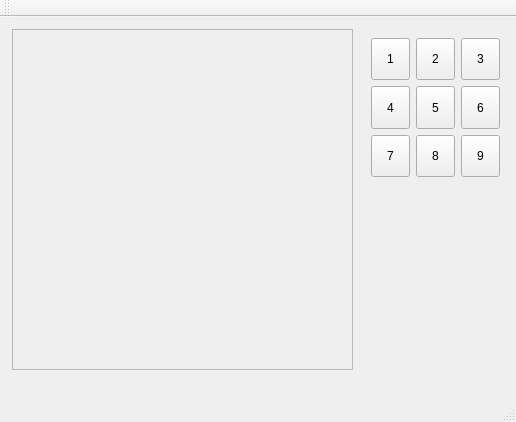
Old version of the form mainwindow.ui in the repository hsweif/SudukoGame.
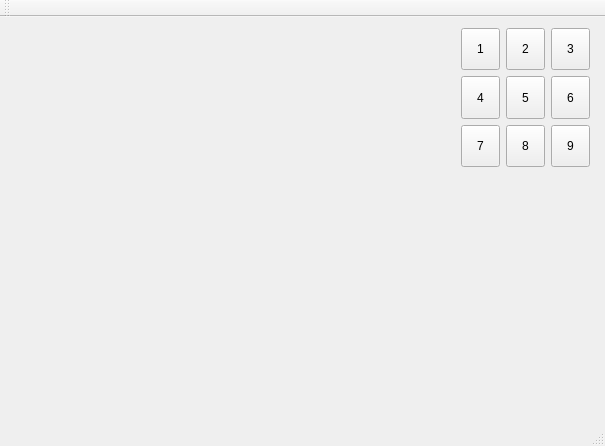
New version of the form.

Patch:
```diff
--- a/mainwindow.ui
+++ b/mainwindow.ui
@@ -6,41 +6,19 @@
    <rect>
     <x>0</x>
     <y>0</y>
-    <width>516</width>
-    <height>422</height>
+    <width>605</width>
+    <height>446</height>
    </rect>
   </property>
   <property name="windowTitle">
    <string>MainWindow</string>
   </property>
   <widget class="QWidget" name="centralWidget">
-   <widget class="QFrame" name="frame">
-    <property name="geometry">
-     <rect>
-      <x>12</x>
-      <y>12</y>
-      <width>341</width>
-      <height>341</height>
-     </rect>
-    </property>
-    <property name="sizePolicy">
-     <sizepolicy hsizetype="Preferred" vsizetype="Preferred">
-      <horstretch>0</horstretch>
-      <verstretch>0</verstretch>
-     </sizepolicy>
-    </property>
-    <property name="frameShape">
-     <enum>QFrame::StyledPanel</enum>
-    </property>
-    <property name="frameShadow">
-     <enum>QFrame::Raised</enum>
-    </property>
-   </widget>
    <widget class="QWidget" name="gridLayoutWidget">
     <property name="geometry">
      <rect>
-      <x>360</x>
-      <y>10</y>
+      <x>450</x>
+      <y>0</y>
       <width>151</width>
       <height>161</height>
      </rect>
```
Left out of the diff: 2 changed lines with no effect on the pictures.
